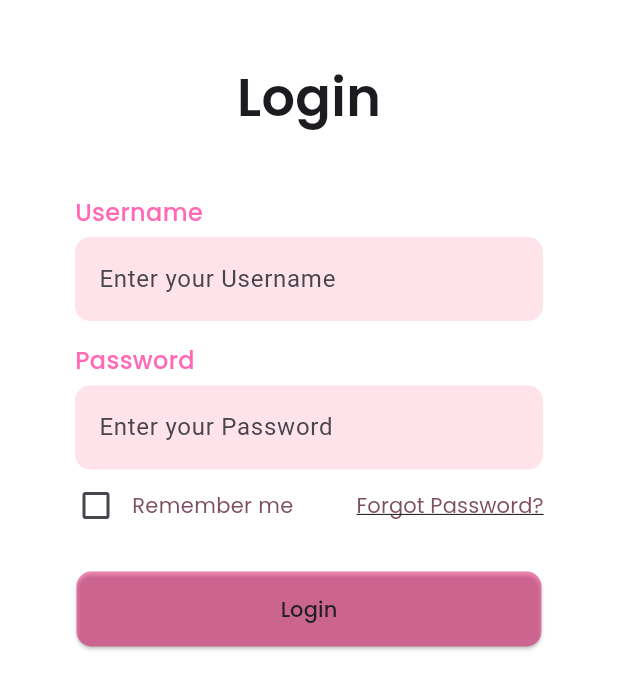
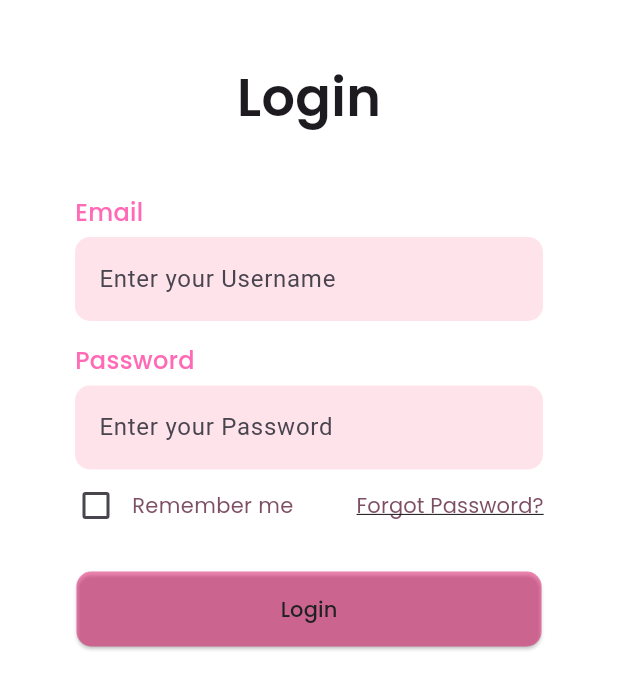
Before and after one commit to buntman/softeng2, a Flutter app: the screen it shows after launch, on a phone screen of 412 x 824 dp, the part 189-866 px from its top. Run offline on Flutter 3.47's test engine with Material 3 defaults, Android fonts, the phone set to English and light mode, and no system bars; our stand-ins replace carousel_slider, flutter_signin_button, google_fonts.

Commit message:
minor changes

```diff
--- a/lib/pages/confirm_page.dart
+++ b/lib/pages/confirm_page.dart
@@ -71,7 +71,7 @@ class _ConfirmPageState extends State<ConfirmPage> {
         centerTitle: true,
         leading: IconButton(
           icon: Icon(Icons.arrow_back, color: Colors.black),
-          onPressed: () {},
+          onPressed: () => {Navigator.push(context, MaterialPageRoute(builder: (context) => DeliveryPage()))},
         ),
       ),
       body: Padding(
--- a/lib/pages/delivery_page.dart
+++ b/lib/pages/delivery_page.dart
@@ -1,3 +1,4 @@
+import 'package:flowershop/pages/cart_page.dart';
 import 'package:flutter/material.dart';
 import 'package:google_fonts/google_fonts.dart';
 import 'package:intl/intl.dart';
@@ -53,7 +54,7 @@ class _DeliveryPageState extends State<DeliveryPage> {
         centerTitle: true,
         leading: IconButton(
           icon: Icon(Icons.arrow_back, color: Colors.black),
-          onPressed: () {},
+          onPressed: () => {Navigator.push(context, MaterialPageRoute(builder: (context) => CartPage()))},
         ),
       ),
       body: Padding(
--- a/lib/pages/login_page.dart
+++ b/lib/pages/login_page.dart
@@ -78,7 +78,7 @@ class _LoginPageState extends State<LoginPage> {
             children: <Widget>[
               Padding(padding: EdgeInsets.only(left: 50)),
               Text(
-                "Username",
+                "Email",
                 style: GoogleFonts.poppins(
                   fontWeight: FontWeight.w500,
                   fontSize: 16,
@@ -127,6 +127,7 @@ class _LoginPageState extends State<LoginPage> {
            right: 50
            ),
           child: TextField(
+            obscureText: true,
             controller: password,
             decoration: InputDecoration(
               border: OutlineInputBorder(
```
Also changed, not shown: lib/pages/cart_page.dart (+7 -2 lines).
